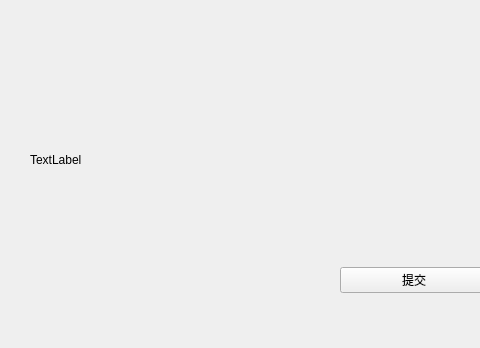
This is mainwindow.ui in woodfsg/QT_ConfigUI as Qt 5 draws it before an edit; both pictures show x 0 to 480 and y 181 to 529 of the 1122 by 529 pixel window. The edited form follows.
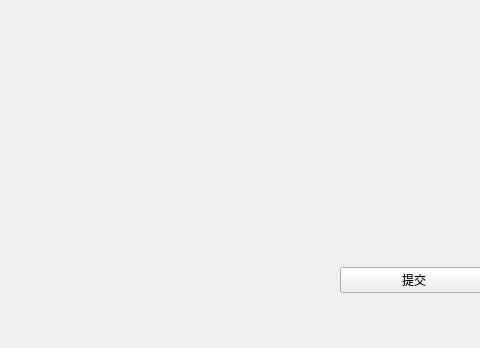
This is the edited form.

Diff of the .ui file:
```diff
--- a/mainwindow.ui
+++ b/mainwindow.ui
@@ -275,19 +275,6 @@
      </item>
     </layout>
    </widget>
-   <widget class="QLabel" name="filePathLabel">
-    <property name="geometry">
-     <rect>
-      <x>30</x>
-      <y>310</y>
-      <width>291</width>
-      <height>16</height>
-     </rect>
-    </property>
-    <property name="text">
-     <string>TextLabel</string>
-    </property>
-   </widget>
   </widget>
   <widget class="QMenuBar" name="menubar">
    <property name="geometry">
```
